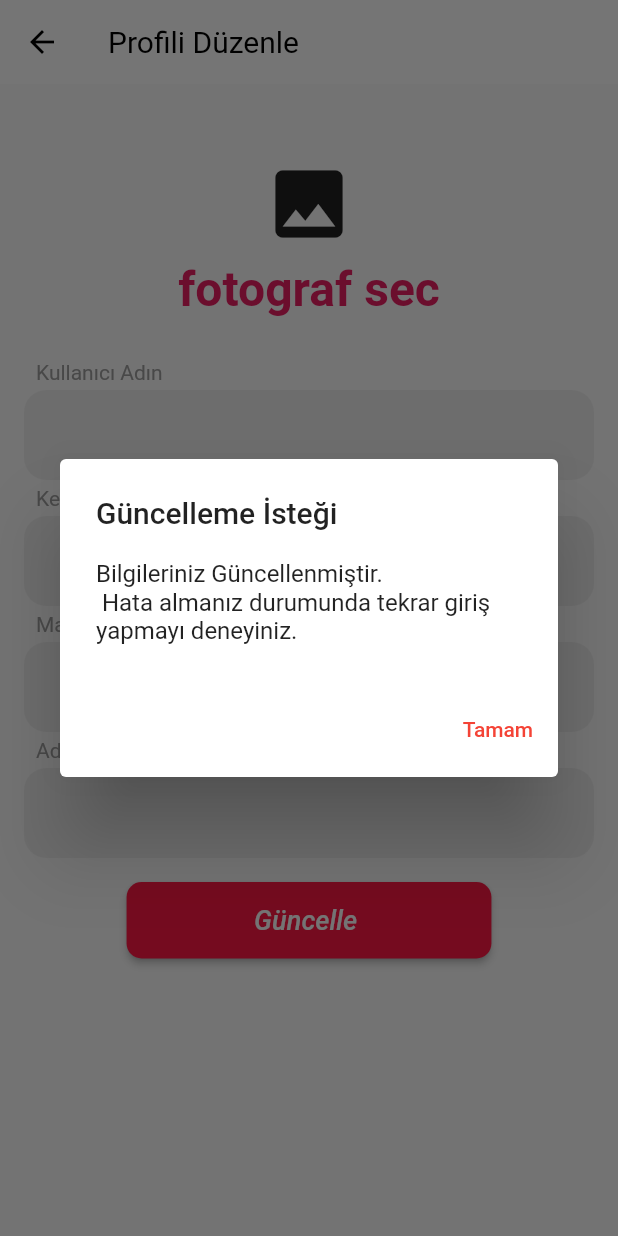
After one commit to SuleymanKeles/TIKTIK, a Flutter app: the TempUserProfile screen opened directly, after a tap on "Güncelle", on a phone screen of 412 x 824 dp. The commit adds this screen. Run offline on Flutter 3.47's test engine with Material 2 defaults, Android fonts, the phone set to English and light mode, and no system bars; our stand-ins replace cloud_firestore, firebase_auth, firebase_core, firebase_storage, flutter_image_compress, flutter_signin_button and 3 more; missing offline and left inert: cloud_firestore_web, firebase_auth_web, firebase_core_web, firebase_storage_web, google_sign_in_web, image_cropper_for_web and 1 more; accounts and stored records are empty; project files that could hold a hidden picture were left out.

Commit message:
Firebase Image Process
- Image storaged in Firebase is Done
- Add Image to app is Done
- Add image from camera to app is Done
- Add image from Local storage to app is Done
- Updating the image in Firebase is Done
- The size of the added image in accordance with the Standards (cropping) is Done

Fixed #25

```diff
--- a/lib/generated_plugin_registrant.dart
+++ b/lib/generated_plugin_registrant.dart
@@ -8,7 +8,10 @@
 import 'package:cloud_firestore_web/cloud_firestore_web.dart';
 import 'package:firebase_auth_web/firebase_auth_web.dart';
 import 'package:firebase_core_web/firebase_core_web.dart';
+import 'package:firebase_storage_web/firebase_storage_web.dart';
 import 'package:google_sign_in_web/google_sign_in_web.dart';
+import 'package:image_cropper_for_web/image_cropper_for_web.dart';
+import 'package:image_picker_for_web/image_picker_for_web.dart';
 
 import 'package:flutter_web_plugins/flutter_web_plugins.dart';
 
@@ -17,6 +20,9 @@ void registerPlugins(Registrar registrar) {
   FirebaseFirestoreWeb.registerWith(registrar);
   FirebaseAuthWeb.registerWith(registrar);
   FirebaseCoreWeb.registerWith(registrar);
+  FirebaseStorageWeb.registerWith(registrar);
   GoogleSignInPlugin.registerWith(registrar);
+  ImageCropperPlugin.registerWith(registrar);
+  ImagePickerPlugin.registerWith(registrar);
   registrar.registerMessageHandler();
 }
--- /dev/null
+++ b/lib/screen/TempUserProfie.dart
@@ -0,0 +1,332 @@
+import 'package:cloud_firestore/cloud_firestore.dart';
+import 'package:firebase_auth/firebase_auth.dart';
+import 'package:flutter/material.dart';
+import 'package:tiktik/main.dart';
+import 'package:tiktik/screen/UserProfileScreen.dart';
+import 'package:tiktik/widget/user_image.dart';
+
+import '../StyleProvider.dart';
+import 'greetingPage.dart';
+
+class TempUserProfile extends StatefulWidget {
+  @override
+  _TempUserPofile createState() => _TempUserPofile();
+}
+
+class _TempUserPofile extends State<TempUserProfile> {
+  TextEditingController displayNameController = TextEditingController();
+  TextEditingController bioController = TextEditingController();
+  TextEditingController mailController = TextEditingController();
+  TextEditingController addressController = TextEditingController();
+  final FirebaseAuth _auth = FirebaseAuth.instance;
+  final docUser =
+  FirebaseFirestore.instance.collection('users').doc(currentUserID);
+
+  bool isLoading = false;
+
+//  User user;
+  Container circularProgress() {
+    return Container(
+        alignment: Alignment.center,
+        padding: EdgeInsets.only(top: 10.0),
+        child: CircularProgressIndicator(
+          valueColor: AlwaysStoppedAnimation(Colors.purple),
+        ));
+  }
+
+  @override
+  void initState() {
+    super.initState();
+    getUser();
+  }
+
+  getUser() async {
+    setState(() {
+      isLoading = true;
+    });
+    //DocumentSnapshot doc = await usersRef.document(widget.currentUserId).get();
+    //user = User.fromDocument(doc);
+    docUser.get().then(
+          (DocumentSnapshot doc) {
+        final data = doc.data() as Map<String, dynamic>;
+        // ...
+        currentUserMail = data['email'];
+        currentUserName = data['name'];
+        currentUserDescription = data['description'];
+        currentUserAddress = data['address'];
+      },
+      onError: (e) => print("Error getting document: $e"),
+    );
+
+    displayNameController.text = "";
+    bioController.text = "";
+    setState(() {
+      isLoading = false;
+    });
+  }
+
+  setUserInfo() async {
+    setState(() {
+      isLoading = true;
+    });
+    String currentUserID = _auth.currentUser!.uid;
+
+    var json = {
+      'date': new DateTime.now(),
+      'description': '',
+      'email': '',
+      'image':
+      'https://media.istockphoto.com/vectors/default-profile-picture-avatar-photo-placeholder-vector-illustration-vector-id1223671392?k=20&m=1223671392&s=612x612&w=0&h=lGpj2vWAI3WUT1JeJWm1PRoHT3V15_1pdcTn2szdwQ0=',
+      'name': '',
+      'userID': '',
+    };
+
+    // json['email'] = currentUserMail as String;
+    // json['userID'] = currentUserID as String;
+    // json['name'] = currentUserName as String;
+
+    //await docUser.set(json);
+    if (!mailController.text.isEmpty) {
+      currentUserMail = mailController.text;
+    }
+    //
+    if (!displayNameController.text.isEmpty) {
+      currentUserName = displayNameController.text;
+    }
+
+    if (!bioController.text.isEmpty) {
+      currentUserDescription = bioController.text;
+    }
+
+    if (!addressController.text.isEmpty) {
+      currentUserAddress = addressController.text;
+    }
+
+    docUser.update({'name': currentUserName});
+    docUser.update({'description': currentUserDescription});
+    docUser.update({'email': currentUserMail});
+    docUser.update({'address': currentUserAddress});
+
+    ///TODO image set
+    //docUser.update({'image': displayNameController.text});
+
+    setState(() {
+      isLoading = false;
+    });
+  }
+
+  Future<void> _showMyDialog() async {
+    return showDialog<void>(
+      context: context,
+      barrierDismissible: false, // user must tap button!
+      builder: (BuildContext context) {
+        return AlertDialog(
+          title: const Text('Güncelleme İsteği'),
+          content: SingleChildScrollView(
+            child: ListBody(
+              children: const <Widget>[
+                Text(
+                    "Bilgileriniz Güncellenmiştir. \n Hata almanız durumunda tekrar giriş yapmayı deneyiniz."),
+              ],
+            ),
+          ),
+          actions: <Widget>[
+            TextButton(
+              child: const Text('Tamam'),
+              onPressed: () {
+                Navigator.pushAndRemoveUntil(
+                    context,
+                    MaterialPageRoute(
+                      builder: (context) => const GreetingPage(),
+                    ),
+                        (route) => false);
+              },
+            ),
+          ],
+        );
+      },
+    );
+  }
+
+
+  Column buildDisplayNameField() {
+    return Column(
+      crossAxisAlignment: CrossAxisAlignment.start,
+      children: <Widget>[
+        Padding(
+            padding: EdgeInsets.fromLTRB(8, 4, 8, 4),
+            child: Text(
+              "Kullanıcı Adın",
+              style: TextStyle(color: Colors.grey),
+            )),
+        Container(
+          decoration: carBoxDec,
+          child: Padding(
+            padding: EdgeInsets.fromLTRB(8, 6, 8, 6),
+            child: TextField(
+              controller: displayNameController,
+              decoration: InputDecoration(
+                border: InputBorder.none,
+                hintText: currentUserName,
+                hintStyle: infoHintStyle,
+              ),
+            ),
+          ),
+        )
+      ],
+    );
+  }
+
+  Column buildBioField() {
+    return Column(
+      crossAxisAlignment: CrossAxisAlignment.start,
+      children: <Widget>[
+        Padding(
+            padding: EdgeInsets.fromLTRB(8, 4, 8, 4),
+            child: Text(
+              "Kendinden Bahset",
+              style: TextStyle(color: Colors.grey),
+            )),
+        Container(
+          decoration: carBoxDec,
+          child: Padding(
+            padding: EdgeInsets.fromLTRB(8, 6, 8, 6),
+            child: TextField(
+              controller: bioController,
+              decoration: InputDecoration(
+                border: InputBorder.none,
+                hintText: currentUserDescription,
+                hintStyle: infoHintStyle,
+              ),
+            ),
+          ),
+        )
+      ],
+    );
+  }
+
+
+  Column buildAddress() {
+    return Column(
+      crossAxisAlignment: CrossAxisAlignment.start,
+      children: <Widget>[
+        Padding(
+            padding: EdgeInsets.fromLTRB(8, 4, 8, 4),
+            child: Text(
+              "Adresin",
+              style: TextStyle(color: Colors.grey),
+            )),
+        Container(
+          decoration: carBoxDec,
+          child: Padding(
+            padding: EdgeInsets.fromLTRB(8, 6, 8, 6),
+            child: TextField(
+              controller: addressController,
+              decoration: InputDecoration(
+                border: InputBorder.none,
+                hintText: currentUserAddress,
+                hintStyle: infoHintStyle,
+              ),
+            ),
+          ),
+        )
+      ],
+    );
+  }
+
+  Column buildMail() {
+    return Column(
+      crossAxisAlignment: CrossAxisAlignment.start,
+      children: <Widget>[
+        Padding(
+            padding: EdgeInsets.fromLTRB(8, 4, 8, 4),
+            child: Text(
+              "Mail Hesabın",
+              style: TextStyle(color: Colors.grey),
+            )),
+        Container(
+          decoration: carBoxDec,
+          child: Padding(
+            padding: EdgeInsets.fromLTRB(8, 6, 8, 6),
+            child: TextField(
+              controller: mailController,
+              decoration: InputDecoration(
+                border: InputBorder.none,
+                hintText: currentUserMail,
+                hintStyle: infoHintStyle,
+              ),
+            ),
+          ),
+        )
+      ],
+    );
+  }
+
+  String imageUrl = '';
+
+  @override
+  Widget build(BuildContext context) {
+    return Scaffold(
+      appBar: AppBar(
+        title: const Text(
+          "Profili Düzenle",
+          style: TextStyle(fontSize: 20, fontWeight: FontWeight.w400),
+        ),
+      ),
+      body: isLoading
+          ? circularProgress()
+          : ListView(
+        children: <Widget>[
+          Container(
+            child: Column(
+              children: <Widget>[
+                SizedBox(height: 50),
+                UserImage(onFileChanged: ((imageUrl) {
+                setState(() {
+                  this.imageUrl = imageUrl;
+                });
+                }),),
+                Padding(
+                  padding: EdgeInsets.all(16.0),
+                  child: Column(
+                    children: <Widget>[
+                      buildDisplayNameField(),
+                      buildBioField(),
+                      buildMail(),
+                      buildAddress(),
+                    ],
+                  ),
+                ),
+                ElevatedButton(
+                    onPressed: () {
+                      setUserInfo();
+                      print("buton basıldı");
+                      print(currentUserID);
+                      print(currentUserMail);
+                      print(currentUserDescription);
+                      print(currentUserAddress);
+                      _showMyDialog();
+                    },
+                    style: ElevatedButton.styleFrom(
+                        primary: Colors.redAccent[400],
+                        shape: RoundedRectangleBorder(
+                            borderRadius: BorderRadius.circular(10.0)),
+                        padding: const EdgeInsets.symmetric(
+                            horizontal: 85.0, vertical: 15.0)),
+
+                    /// TODO mutfağıma git mutfak aç olsun
+                    child: const Text(
+                      "Güncelle ",
+                      style: TextStyle(
+                          fontSize: 18.0,
+                          color: Colors.white,
+                          fontStyle: FontStyle.italic),
+                    ))
+              ],
+            ),
+          ),
+        ],
+      ),
+    );
+  }
+}
--- /dev/null
+++ b/lib/widget/user_image.dart
@@ -0,0 +1,151 @@
+import 'dart:io';
+
+import 'package:flutter/material.dart';
+import 'package:flutter_image_compress/flutter_image_compress.dart';
+import 'package:image_cropper/image_cropper.dart';
+import 'package:image_picker/image_picker.dart';
+import 'package:path_provider/path_provider.dart';
+import 'package:path/path.dart' as p;
+import 'round_image.dart';
+import 'package:firebase_storage/firebase_storage.dart' as storage;
+
+class UserImage extends StatefulWidget {
+  final Function(String imageUrl) onFileChanged;
+
+  UserImage({required this.onFileChanged});
+
+  @override
+  _UserImageState createState() => _UserImageState();
+}
+
+class _UserImageState extends State<UserImage> {
+  final ImagePicker _picker = ImagePicker();
+
+  String? imageUrl;
+
+  @override
+  Widget build(BuildContext context) {
+    return Column(
+      children: [
+        if (imageUrl == null)
+          const Icon(
+            Icons.image,
+            size: 60,
+          ),
+        if (imageUrl != null)
+          InkWell(
+            splashColor: Colors.transparent,
+            highlightColor: Colors.transparent,
+            onTap: () => _selectPhoto(),
+            child: AppRoundImage.url(
+              imageUrl!,
+              width: 80,
+              height: 80,
+            ),
+          ),
+        InkWell(
+          onTap: () => _selectPhoto(),
+          child: Padding(
+            padding: EdgeInsets.all(8),
+            child: Text(
+              imageUrl != null ? "fotograf degistir" : "fotograf sec",
+              style: const TextStyle(
+                fontWeight: FontWeight.bold,
+                fontSize: 32,
+                color: Colors.pink,
+              ),
+            ),
+          ),
+        )
+      ],
+    );
+  }
+
+  Future _selectPhoto() async {
+    await showModalBottomSheet(
+      context: context,
+      builder: (context) => BottomSheet(
+        onClosing: () {},
+        builder: (context) => Column(
+          mainAxisSize: MainAxisSize.min,
+          children: [
+            ListTile(
+              leading: Icon(Icons.camera),
+              title: Text("Kamera"),
+              onTap: () {
+                Navigator.of(context).pop();
+                _pickImage(
+                  ImageSource.camera,
+                );
+              },
+            ),
+            ListTile(
+              leading: Icon(Icons.filter),
+              title: Text("Resim Seç"),
+              onTap: () {
+                _pickImage(
+                  ImageSource.gallery,
+                );
+              },
+            ),
+          ],
+        ),
+      ),
+    );
+  }
+
+  Future _pickImage(ImageSource source) async {
+    final pickedFile =
+        await _picker.pickImage(source: source, imageQuality: 50);
+    if (pickedFile == null) {
+      return;
+    }
+    var file = await ImageCropper.platform.cropImage(
+      sourcePath: pickedFile.path,
+      aspectRatio: const CropAspectRatio(
+        ratioX: 1,
+        ratioY: 1,
+      ),
+    );
+
+    if (file == null) {
+      return;
+    }
+    // TODO: Buraya bak
+    // file = (await compressImage(file.path, 35)) as CroppedFile?;
+
+    await _uploadFile(file.path);
+  }
+
+  Future _uploadFile(String path) async {
+    // TODO: Upload kismini bilmiyorum
+    gs: //tiktik-7f7e3.appspot.com/images
+    final ref = storage.FirebaseStorage.instance
+        .ref()
+        .child('images')
+        .child(DateTime.now().toIso8601String() + p.basename(path));
+
+    final result = await ref.putFile(File(path));
+    final fileUrl = await result.ref.getDownloadURL();
+
+    setState(() {
+      imageUrl = fileUrl;
+    });
+
+    widget.onFileChanged(fileUrl);
+  }
+
+  Future<File> compressImage(String path, int quality) async {
+    final newPath = p.join(
+      (await getTemporaryDirectory()).path,
+      '${DateTime.now()}.${p.extension(path)}',
+    );
+    final result = await FlutterImageCompress.compressAndGetFile(
+      path,
+      newPath,
+      quality: quality,
+    );
+
+    return result!;
+  }
+}
--- a/pubspec.yaml
+++ b/pubspec.yaml
@@ -44,6 +44,12 @@ dependencies:
   launch_review: ^3.0.1
   auto_size_text: ^2.1.0
   cloud_firestore: ^3.1.15
+  image_cropper: ^2.0.3
+  image_picker: ^0.8.5+3
+  path_provider: ^2.0.10
+  flutter_image_compress: ^1.1.0
+  path: ^1.8.0
+  firebase_storage: ^10.2.16
 
 dev_dependencies:
   flutter_test:
```
Also changed, not shown: lib/widget/round_image.dart (added, +51 -0 lines), 1 other file.
